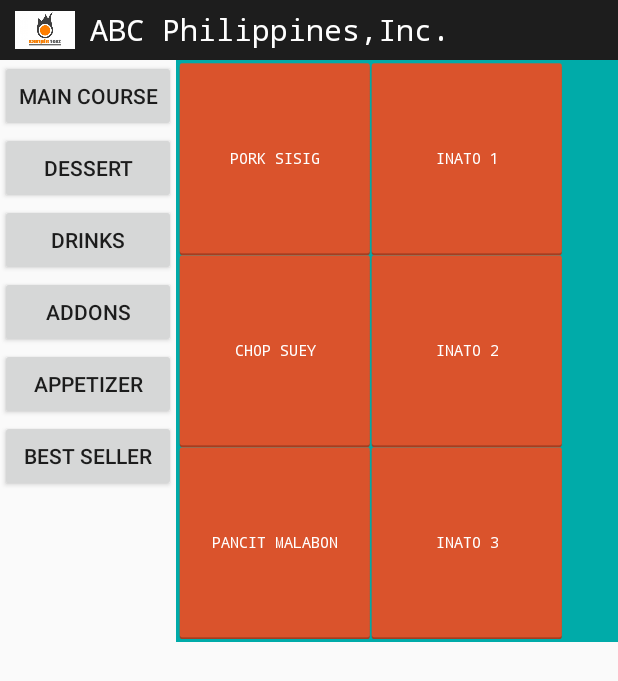
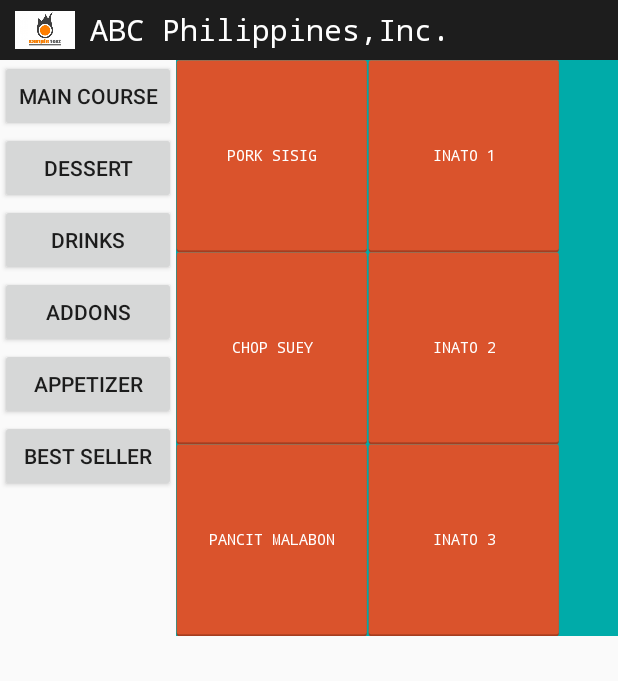
Before and after one commit to lesterlecong/androidPOS, an Android app: the screen it shows after launch (MainActivity), on a phone screen of 412 x 824 dp. Shown: the top 681 px of the screen. Run offline under Robolectric (Android 15) with nearby library versions, the phone set to English and light mode, and no system bars.

Commit message:
update main layout

```diff
--- a/app/src/main/res/layout/activity_main.xml
+++ b/app/src/main/res/layout/activity_main.xml
@@ -91,11 +91,6 @@
             <GridLayout
                 android:layout_width="match_parent"
                 android:layout_height="match_parent"
-                android:layout_marginBottom="2dp"
-                android:layout_marginLeft="2dp"
-                android:layout_marginRight="2dp"
-                android:layout_marginTop="2dp"
-                android:alignmentMode="alignBounds"
                 android:orientation="vertical"
                 android:rowCount="3">
 
```
